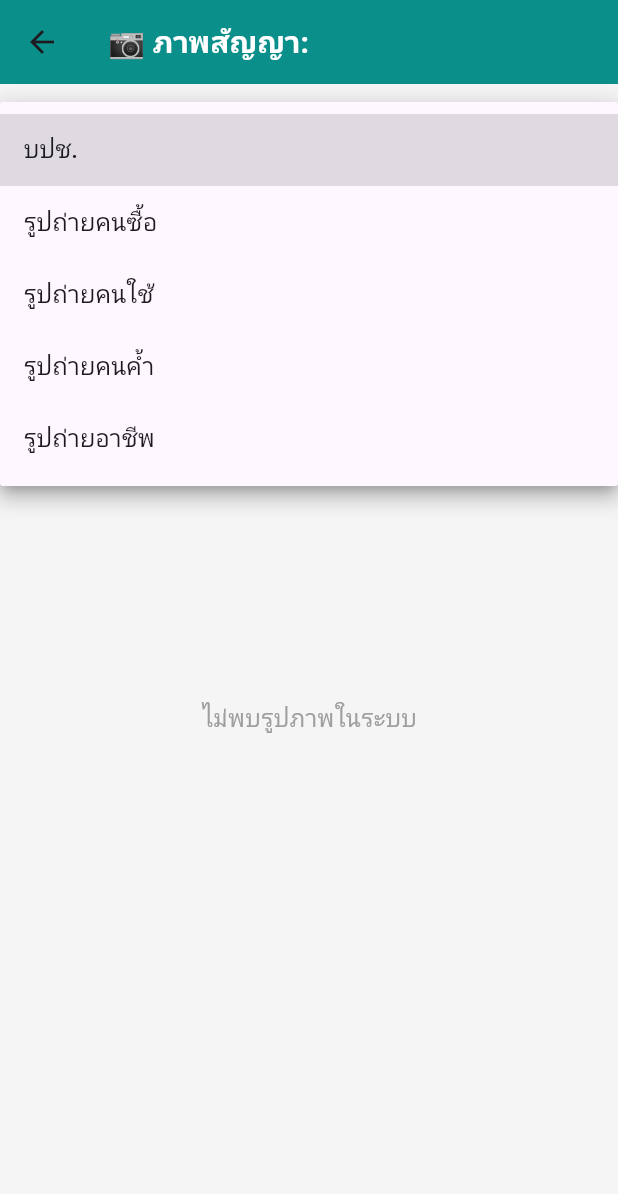
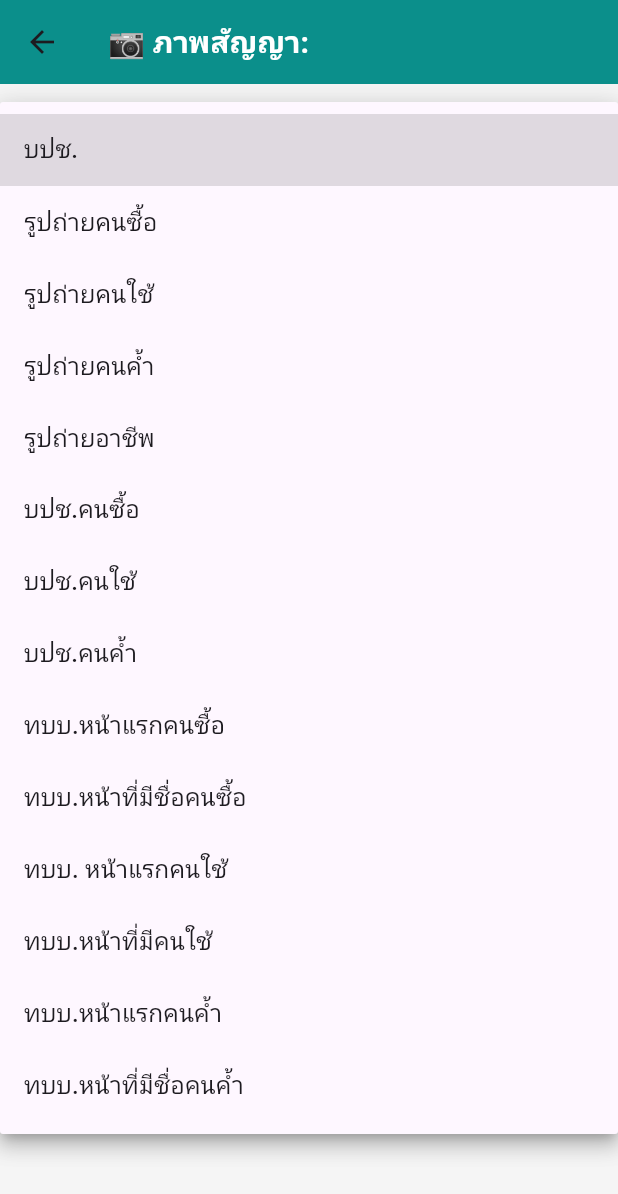
Before and after one commit to ArrayBitt/SYB_mobile, a Flutter app: the ContractImagePage screen opened directly with empty values, after a tap on "เลือกประเภทเอกสาร", on a phone screen of 412 x 824 dp. Shown: the top 1194 px of the screen. Run offline on Flutter 3.47's test engine with Material 3 defaults, Android fonts, the phone set to English and light mode, and no system bars; our stand-ins replace barcode_widget, device_info_plus, geocoding, geolocator, google_fonts, image_picker and 4 more; missing offline and left inert: flutter_pdfview; accounts and stored records are empty; Roboto replaces fonts that are missing (Prompt).

Commit message:
update_version1.3

```diff
--- a/lib/states/contract_image.dart
+++ b/lib/states/contract_image.dart
@@ -23,7 +23,8 @@ class _ContractImagePageState extends State<ContractImagePage> {
   }
 
   void _getImagesByType(String documentType) async {
-    final url ='https://ss.cjk-cr.com/CJK/api/appfollowup/get_cjk_image.php?contractno=${widget.contractNo}';
+    final url =
+        'https://ss.cjk-cr.com/CJK/api/appfollowup/get_cjk_image.php?contractno=${widget.contractNo}';
 
     //training
     //final url = 'http://192.168.1.15/CJKTRAINING/api/appfollowup/get_cjk_image.php?contractno=${widget.contractNo}';
@@ -121,10 +122,19 @@ class _ContractImagePageState extends State<ContractImagePage> {
                     '11', // รูปถ่ายคนใช้
                     '12', // รูปถ่ายคนค้ำ
                     '13', // รูปถ่ายอาชีพ
+                    '01',
+                    '02',
+                    '03',
+                    '04',
+                    '05',
+                    '06',
+                    '07',
+                    '08',
+                    '09',
                   ].map<DropdownMenuItem<String>>((value) {
                     String label = '';
                     switch (value) {
-                       case '01.1':
+                      case '01.1':
                         label = 'บปช.';
                         break;
                       case '10':
@@ -138,6 +148,42 @@ class _ContractImagePageState extends State<ContractImagePage> {
                         break;
                       case '13':
                         label = 'รูปถ่ายอาชีพ';
+                        break;
+
+                      case '01':
+                        label = 'บปช.คนซื้อ';
+                        break;
+
+                      case '02':
+                        label = 'บปช.คนใช้';
+                        break;
+
+                      case '03':
+                        label = 'บปช.คนค้ำ';
+                        break;
+
+                      case '04':
+                        label = 'ทบบ.หน้าแรกคนซื้อ';
+                        break;
+
+                      case '05':
+                        label = 'ทบบ.หน้าที่มีชื่อคนซื้อ';
+                        break;
+
+                      case '06':
+                        label = 'ทบบ. หน้าแรกคนใช้';
+                        break;
+
+                      case '07':
+                        label = 'ทบบ.หน้าที่มีคนใช้';
+                        break;
+
+                      case '08':
+                        label = 'ทบบ.หน้าแรกคนค้ำ';
+                        break;
+
+                      case '09':
+                        label = 'ทบบ.หน้าที่มีชื่อคนค้ำ';
                         break;
                     }
                     return DropdownMenuItem<String>(
@@ -174,7 +220,7 @@ class _ContractImagePageState extends State<ContractImagePage> {
                               child: Column(
                                 crossAxisAlignment: CrossAxisAlignment.start,
                                 children: [
-                                 ClipRRect(
+                                  ClipRRect(
                                     borderRadius: const BorderRadius.vertical(
                                       top: Radius.circular(20),
                                     ),
@@ -209,8 +255,6 @@ class _ContractImagePageState extends State<ContractImagePage> {
                                       ),
                                     ),
                                   ),
-
-
                                 ],
                               ),
                             ),
--- a/lib/states/mainmobile.dart
+++ b/lib/states/mainmobile.dart
@@ -292,7 +292,7 @@ class _MainMobileState extends State<MainMobile> with WidgetsBindingObserver {
         backgroundColor: Colors.white,
         elevation: 4,
         centerTitle: true,
-        title: Text('สัญญาเร่งรัด', style: titleStyle),
+        title: Text('สัญญาเร่งรัด (version 1.3)', style: titleStyle),
         iconTheme: IconThemeData(color: Colors.black87),
         actions: [
           IconButton(
@@ -493,7 +493,7 @@ class _MainMobileState extends State<MainMobile> with WidgetsBindingObserver {
                                                 ).showSnackBar(
                                                   SnackBar(
                                                     content: Text(
-                                                      'เบอร์โทรไม่ถูกต้อง',
+                                                      'ไม่พบเบอร์ในระบบ',
                                                     ),
                                                   ),
                                                 );
@@ -507,7 +507,7 @@ class _MainMobileState extends State<MainMobile> with WidgetsBindingObserver {
                                           ),
                                           tooltip: 'รายละเอียด',
                                           onPressed: () {
-                                            _showContractDetails(
+                                          _showContractDetails(
                                               context,
                                               contract,
                                             );
--- a/pubspec.yaml
+++ b/pubspec.yaml
@@ -2,7 +2,7 @@ name: cjk
 description: "A new Flutter project."
 publish_to: 'none'
 
-version: 1.0.0+1
+version: 1.0.0+3
 
 environment:
   sdk: ^3.7.2
@@ -33,6 +33,7 @@ dependencies:
   device_info_plus: ^11.4.0
   qr_flutter: ^4.0.0
   barcode_widget: ^2.0.1
+  package_info_plus: ^8.3.0
 
 
 
```
Also changed, not shown: lib/main.dart (+33 -3 lines), lib/states/cameraGridPage.dart (+12 -14 lines), lib/states/pay_as400.dart (+12 -3 lines), lib/states/saverush.dart (+63 -44 lines), lib/utils/check_version.dart (added, +124 -0 lines), pubspec.lock, 2 other files.
